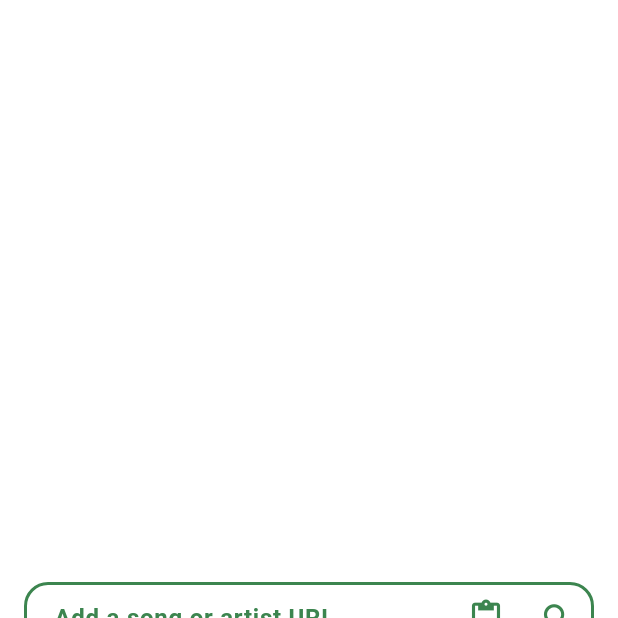
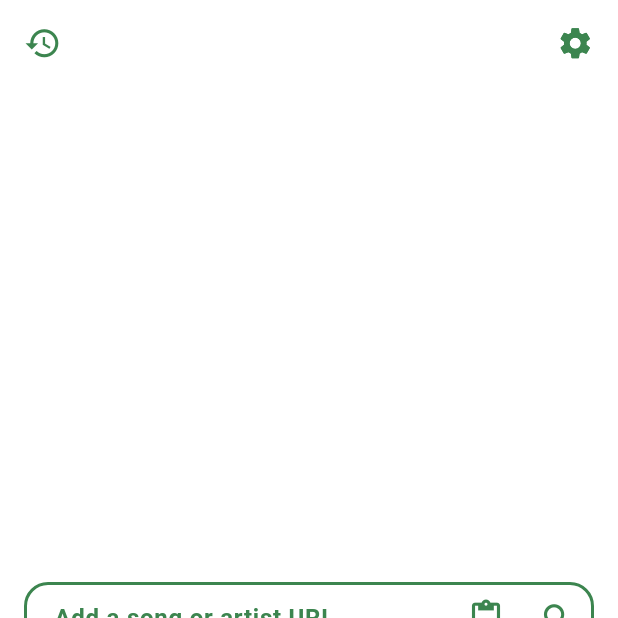
Before and after one commit to Quantomuse/SyncroSong, a Flutter app: the screen it shows after launch, on a phone screen of 412 x 824 dp, the top half of it. Run offline on Flutter 3.47's test engine with Material 3 defaults, Android fonts, the light colour scheme and no system bars; our stand-ins replace flutter_bloc, fluttertoast, go_router, share_plus, webview_flutter.

Commit message:
## Additions - Router and router base. - New empty screens Settings & History. - New action buttons for navigation to the new screens.
## Changes
- Typo fix in clipboard button.
- Error color display fix by adding a small if condition

```diff
--- a/lib/music_links/music_links_page_bloc.dart
+++ b/lib/pages/music_links/music_links_page_bloc.dart
@@ -52,7 +52,7 @@ class MusicPlatformsPageBloc extends Bloc<MusicLinksScreenEvent, MusicPlatformsP
         } else {
           emit(MusicPlatformsPageState.error());
         }
-      } else if (event is BackNavigationEvent){
+      } else if (event is BackNavigationEvent) {
         emit(MusicPlatformsPageState.initialState());
       }
     });
--- a/lib/music_links/music_links_page_screen.dart
+++ b/lib/pages/music_links/music_links_page_screen.dart
@@ -1,8 +1,11 @@
 import 'package:flutter/material.dart';
 import 'package:flutter_bloc/flutter_bloc.dart';
-import 'package:syncrosong/music_links/music_links_page_bloc.dart';
-import 'package:syncrosong/music_links/widgets/music_links_webview.dart';
-import 'package:syncrosong/music_links/widgets/search_song_text_field.dart';
+import 'package:go_router/go_router.dart';
+import 'package:syncrosong/colors.dart';
+import 'package:syncrosong/pages/music_links/music_links_page_bloc.dart';
+import 'package:syncrosong/pages/music_links/widgets/music_links_webview.dart';
+import 'package:syncrosong/pages/music_links/widgets/search_song_text_field.dart';
+import 'package:syncrosong/router/router.dart';
 import 'package:syncrosong/utility/widgets/floating_share_button.dart';
 import 'package:syncrosong/utility/widgets/loader_widget.dart';
 import 'package:webview_flutter/webview_flutter.dart';
@@ -70,7 +73,46 @@ class MusicPlatformsPageScreen extends StatelessWidget {
             backgroundColor: Colors.white,
             primary: false,
             floatingActionButton: floatingButton,
-            body: viewWidget,
+            body: Stack(
+              children: [
+                Align(
+                  alignment: Alignment.topRight,
+                  child: IconButton(
+                    iconSize: 25,
+                    padding: EdgeInsets.zero,
+                    constraints: const BoxConstraints(),
+                    style: const ButtonStyle(
+                      tapTargetSize: MaterialTapTargetSize.shrinkWrap, // the '2023' part
+                    ),
+                    onPressed: () {},
+                    icon: Padding(
+                        padding: EdgeInsets.only(
+                          top: MediaQuery.of(context).viewPadding.top + 16,
+                          right: 16,
+                          left: 16,
+                          bottom: 16,
+                        ),
+                        child: const Icon(Icons.settings)),
+                    color: AppColors.mainColor,
+                  ),
+                ),
+                ActionButton(
+                  Icons.settings,
+                  () {
+                    context.go(AppScreens.settings);
+                  },
+                  Alignment.topRight,
+                ),
+                ActionButton(
+                  Icons.history,
+                  () {
+                    context.go(AppScreens.history);
+                  },
+                  Alignment.topLeft,
+                ),
+                viewWidget,
+              ],
+            ),
           ),
         );
       },
@@ -79,6 +121,7 @@ class MusicPlatformsPageScreen extends StatelessWidget {
 
   void _onSearchSubmitted(BuildContext context) {
     BlocProvider.of<MusicPlatformsPageBloc>(context).add(ShareLinkUrl(textEditingController.text));
+    textEditingController.text = "";
   }
 }
 
@@ -137,3 +180,36 @@ class _SearchSongWidgetState extends State<_SearchSongWidget> {
     }
   }
 }
+
+class ActionButton extends StatelessWidget {
+  final IconData _icon;
+  final Alignment _alignment;
+  final void Function() _onPressed;
+
+  const ActionButton(this._icon, this._onPressed, this._alignment, {super.key});
+
+  @override
+  Widget build(BuildContext context) {
+    return Align(
+      alignment: _alignment,
+      child: IconButton(
+        iconSize: 25,
+        padding: EdgeInsets.zero,
+        constraints: const BoxConstraints(),
+        style: const ButtonStyle(
+          tapTargetSize: MaterialTapTargetSize.shrinkWrap, // the '2023' part
+        ),
+        onPressed: _onPressed,
+        icon: Padding(
+            padding: EdgeInsets.only(
+              top: MediaQuery.of(context).viewPadding.top + 16,
+              right: 16,
+              left: 16,
+              bottom: 16,
+            ),
+            child: Icon(_icon)),
+        color: AppColors.mainColor,
+      ),
+    );
+  }
+}
--- a/lib/music_links/widgets/search_song_text_field.dart
+++ b/lib/pages/music_links/widgets/search_song_text_field.dart
@@ -59,7 +59,7 @@ class SearchSongTextField extends StatelessWidget with TextProvider {
           focusNode: FocusNode(),
           maxLines: 8,
           minLines: 1,
-          style: textStyle,
+          style: doesHaveError == true ? errorTextStyle : textStyle,
           cursorColor: AppColors.mainColor,
           enableInteractiveSelection: true,
         ),
@@ -67,7 +67,7 @@ class SearchSongTextField extends StatelessWidget with TextProvider {
           mainAxisSize: MainAxisSize.min,
           crossAxisAlignment: CrossAxisAlignment.start,
           children: [
-            ClipboardPastButton(
+            ClipboardPasteButton(
               (text) => _onClipboardDataPasted(context, text),
               _onNoClipboardDataFound,
             ),
--- a/lib/utility/widgets/clipboard_paste_button.dart
+++ b/lib/utility/widgets/clipboard_paste_button.dart
@@ -2,17 +2,17 @@ import 'package:flutter/material.dart';
 import 'package:flutter/services.dart';
 import 'package:syncrosong/colors.dart';
 
-class ClipboardPastButton extends StatefulWidget {
+class ClipboardPasteButton extends StatefulWidget {
   final void Function(String clipboardText) onClipboardTextFound;
   final void Function() onNoClipboardTextFound;
 
-  const ClipboardPastButton(this.onClipboardTextFound, this.onNoClipboardTextFound, {super.key});
+  const ClipboardPasteButton(this.onClipboardTextFound, this.onNoClipboardTextFound, {super.key});
 
   @override
-  State<ClipboardPastButton> createState() => _ClipboardPastButtonState();
+  State<ClipboardPasteButton> createState() => _ClipboardPasteButtonState();
 }
 
-class _ClipboardPastButtonState extends State<ClipboardPastButton> {
+class _ClipboardPasteButtonState extends State<ClipboardPasteButton> {
   bool _isLoading = false;
 
   @override
--- a/pubspec.yaml
+++ b/pubspec.yaml
@@ -27,6 +27,8 @@ dependencies:
   fluttertoast: ^8.2.4
 
   flutter_native_splash: ^2.3.10
+
+  go_router: ^13.2.1
 
 dev_dependencies:
   flutter_test:
```
Also changed, not shown: lib/main.dart (+5 -5 lines), lib/pages/history/history_screen.dart (added, +12 -0 lines), lib/pages/settings/settings_screen.dart (added, +16 -0 lines), lib/router/router.dart (added, +28 -0 lines), lib/pages/music_links/widgets/music_links_webview.dart (renamed from lib/music_links/widgets/music_links_webview.dart), pubspec.lock.
